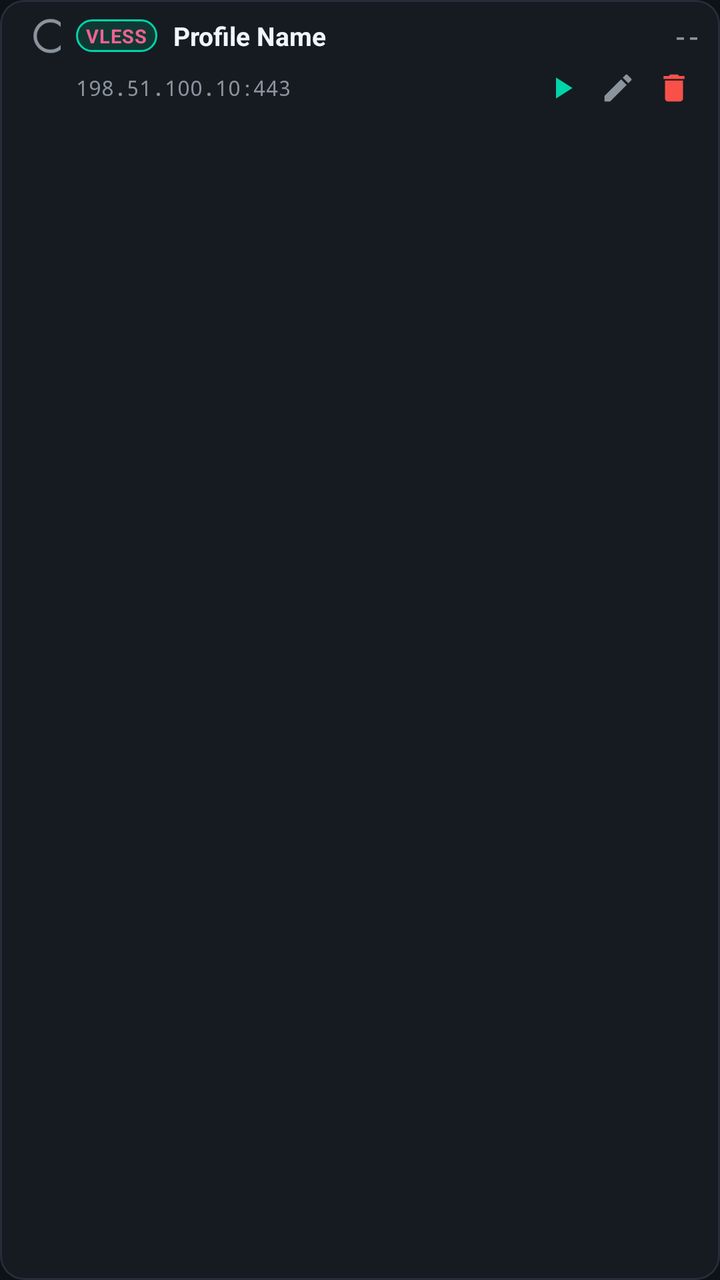
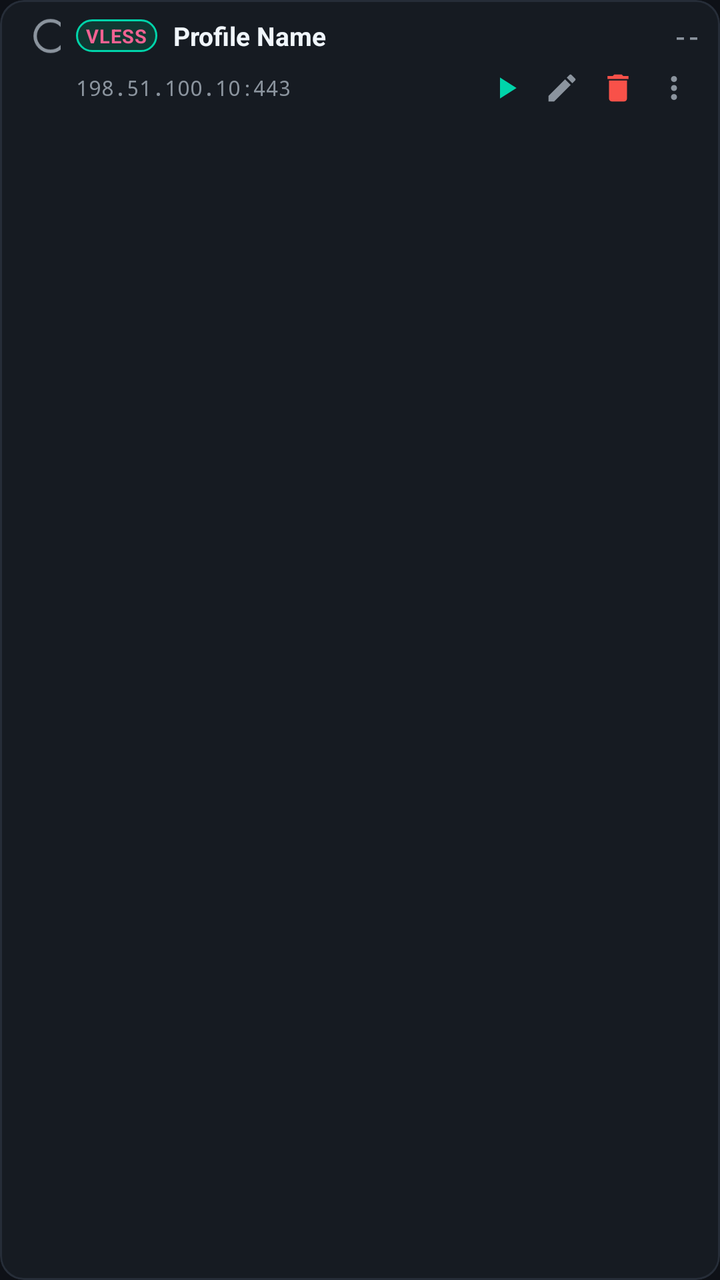

The first picture is an Android layout as it rendered before a commit; the second is the same layout after the commit. The layout source and the unified diff follow.
<!-- AndroidManifest.xml: application theme Theme.AetherVpn -->
<!-- res/layout/item_singbox_profile.xml -->
<?xml version="1.0" encoding="utf-8"?>
<com.google.android.material.card.MaterialCardView xmlns:android="http://schemas.android.com/apk/res/android"
    xmlns:app="http://schemas.android.com/apk/res-auto"
    android:id="@+id/cardProfileItem"
    style="@style/Widget.Aether.Card"
    android:layout_width="match_parent"
    android:layout_height="wrap_content"
    android:layout_marginBottom="5dp"
    android:clickable="true"
    android:focusable="true"
    app:cardCornerRadius="12dp"
    app:strokeWidth="1dp">

    <LinearLayout
        android:layout_width="match_parent"
        android:layout_height="wrap_content"
        android:orientation="vertical"
        android:paddingHorizontal="10dp"
        android:paddingVertical="7dp">

        
        <LinearLayout
            android:layout_width="match_parent"
            android:layout_height="wrap_content"
            android:gravity="center_vertical"
            android:orientation="horizontal">

            <RadioButton
                android:id="@+id/radioActiveProfile"
                android:layout_width="22dp"
                android:layout_height="22dp"
                android:buttonTint="@color/accent_primary"
                android:minWidth="0dp"
                android:minHeight="0dp"
                android:padding="0dp"
                android:scaleX="0.85"
                android:scaleY="0.85" />

            <TextView
                android:id="@+id/tvProtocolBadge"
                android:layout_width="wrap_content"
                android:layout_height="wrap_content"
                android:layout_marginStart="6dp"
                android:background="@drawable/bg_pill_chain"
                android:letterSpacing="0.03"
                android:paddingHorizontal="5dp"
                android:paddingVertical="1.5dp"
                android:text="VLESS"
                android:textColor="@color/singbox_accent_light"
                android:textSize="9.5sp"
                android:textStyle="bold" />

            <TextView
                android:id="@+id/tvProfileName"
                android:layout_width="0dp"
                android:layout_height="wrap_content"
                android:layout_marginStart="8dp"
                android:layout_marginEnd="8dp"
                android:layout_weight="1"
                android:ellipsize="end"
                android:maxLines="1"
                android:text="Profile Name"
                android:textColor="@color/text_primary"
                android:textSize="13sp"
                android:textStyle="bold" />

            <TextView
                android:id="@+id/tvProfilePingBadge"
                android:layout_width="wrap_content"
                android:layout_height="wrap_content"
                android:fontFamily="monospace"
                android:maxLines="1"
                android:text="--"
                android:textColor="@color/text_secondary"
                android:textSize="11sp"
                android:textStyle="bold" />

            <ImageView
                android:id="@+id/ivProfileTestError"
                android:layout_width="16dp"
                android:layout_height="16dp"
                android:contentDescription="@string/action_test"
                android:src="@drawable/ic_error_24"
                android:visibility="gone"
                app:tint="@color/error_text" />
        </LinearLayout>

        
        <LinearLayout
            android:layout_width="match_parent"
            android:layout_height="wrap_content"
            android:layout_marginTop="3dp"
            android:gravity="center_vertical"
            android:orientation="horizontal">

            <TextView
                android:id="@+id/tvServerPreview"
                android:layout_width="0dp"
                android:layout_height="wrap_content"
                android:layout_marginStart="28dp"
                android:layout_marginEnd="6dp"
                android:layout_weight="1"
                android:ellipsize="end"
                android:fontFamily="monospace"
                android:maxLines="1"
                android:text="198.51.100.10:443"
                android:textColor="@color/text_secondary"
                android:textSize="10.5sp" />

            <ImageButton
                android:id="@+id/btnTestProfile"
                android:layout_width="26dp"
                android:layout_height="24dp"
                android:background="?attr/selectableItemBackgroundBorderless"
                android:contentDescription="@string/action_test"
                android:padding="3dp"
                android:scaleType="fitCenter"
                android:src="@drawable/ic_play_arrow_24"
                app:tint="@color/accent_primary" />

            <ImageButton
                android:id="@+id/btnEditProfile"
                android:layout_width="26dp"
                android:layout_height="24dp"
                android:layout_marginStart="2dp"
                android:background="?attr/selectableItemBackgroundBorderless"
                android:contentDescription="@string/action_edit_profile"
                android:padding="3dp"
                android:scaleType="fitCenter"
                android:src="@drawable/ic_edit_24"
                app:tint="@color/text_secondary" />

            <ImageButton
                android:id="@+id/btnDeleteProfile"
                android:layout_width="26dp"
                android:layout_height="24dp"
                android:layout_marginStart="2dp"
                android:background="?attr/selectableItemBackgroundBorderless"
                android:contentDescription="@string/action_delete"
                android:padding="3dp"
                android:scaleType="fitCenter"
                android:src="@drawable/ic_delete_24"
                app:tint="@color/error_text" />
        </LinearLayout>
    </LinearLayout>
</com.google.android.material.card.MaterialCardView>
<!-- resources referenced by this layout -->
<resources>
  <color name="accent_primary">#00D4AA</color>
  <color name="error_text">#F85149</color>
  <color name="singbox_accent_light">#F06292</color>
  <color name="text_primary">#F0F6FC</color>
  <color name="text_secondary">#8B949E</color>
  <!-- drawable bg_pill_chain (drawable) -->
  <?xml version="1.0" encoding="utf-8"?>
  <shape xmlns:android="http://schemas.android.com/apk/res/android"
      android:shape="rectangle">
      <solid android:color="@color/accent_primary_container" />
      <corners android:radius="999dp" />
      <stroke
          android:width="1dp"
          android:color="@color/accent_primary" />
  </shape>
  <!-- drawable ic_delete_24 (drawable) -->
  <vector xmlns:android="http://schemas.android.com/apk/res/android"
      android:width="24dp"
      android:height="24dp"
      android:viewportWidth="24"
      android:viewportHeight="24">
      <path
          android:fillColor="#FFFFFF"
          android:pathData="M6,19c0,1.1 0.9,2 2,2h8c1.1,0 2,-0.9 2,-2V7H6v12zM19,4h-3.5l-1,-1h-5l-1,1H5v2h14V4z" />
  </vector>
  <!-- drawable ic_edit_24 (drawable) -->
  <vector xmlns:android="http://schemas.android.com/apk/res/android"
      android:width="24dp"
      android:height="24dp"
      android:viewportWidth="24"
      android:viewportHeight="24">
      <path
          android:fillColor="#FFFFFF"
          android:pathData="M3,17.25V21h3.75L17.81,9.94l-3.75,-3.75L3,17.25zM20.71,7.04c0.39,-0.39 0.39,-1.02 0,-1.41l-2.34,-2.34c-0.39,-0.39 -1.02,-0.39 -1.41,0l-1.83,1.83 3.75,3.75 1.83,-1.83z" />
  </vector>
  <!-- drawable ic_error_24 (drawable) -->
  <vector xmlns:android="http://schemas.android.com/apk/res/android"
      android:width="24dp"
      android:height="24dp"
      android:viewportWidth="24"
      android:viewportHeight="24">
      <path
          android:fillColor="#FFFFFF"
          android:pathData="M12,2C6.48,2 2,6.48 2,12s4.48,10 10,10 10,-4.48 10,-10S17.52,2 12,2zM13,17h-2v-2h2v2zM13,13h-2V7h2v6z" />
  </vector>
  <!-- drawable ic_play_arrow_24 (drawable) -->
  <vector xmlns:android="http://schemas.android.com/apk/res/android"
      android:width="24dp"
      android:height="24dp"
      android:viewportWidth="24"
      android:viewportHeight="24">
      <path
          android:fillColor="#FFFFFF"
          android:pathData="M8,5v14l11,-7z" />
  </vector>
  <string name="action_delete">Delete</string>
  <string name="action_edit_profile">Edit Profile</string>
  <string name="action_test">Test</string>
  <style name="Widget.Aether.Card" parent="Widget.Material3.CardView.Outlined">
          <item name="cardBackgroundColor">@color/card_bg</item>
          <item name="strokeColor">@color/card_border</item>
          <item name="strokeWidth">1dp</item>
          <item name="cardCornerRadius">16dp</item>
          <item name="cardElevation">0dp</item>
      </style>
  <color name="accent_primary_container">#103832</color>
  <color name="card_bg">#161B22</color>
  <color name="card_border">#262D38</color>
  <color name="surface_bg">#0E1117</color>
  <color name="accent_secondary">#3B82F6</color>
  <color name="surface_elevated">#1C222B</color>
  <!-- unchanged entries left out for length: 1 -->
</resources>

<!-- the commit's change to res/layout/item_singbox_profile.xml (unified diff, before → after) -->
@@ -141,6 +141,18 @@
                 android:scaleType="fitCenter"
                 android:src="@drawable/ic_delete_24"
                 app:tint="@color/error_text" />
+
+            <ImageButton
+                android:id="@+id/btnMoreProfile"
+                android:layout_width="26dp"
+                android:layout_height="24dp"
+                android:layout_marginStart="2dp"
+                android:background="?attr/selectableItemBackgroundBorderless"
+                android:contentDescription="@string/action_more_options"
+                android:padding="3dp"
+                android:scaleType="fitCenter"
+                android:src="@drawable/ic_more_vert_24"
+                app:tint="@color/text_secondary" />
         </LinearLayout>
     </LinearLayout>
 </com.google.android.material.card.MaterialCardView>
<!-- resource entries referenced after the edit -->
@@ -45,6 +45,16 @@
           android:fillColor="#FFFFFF"
           android:pathData="M12,2C6.48,2 2,6.48 2,12s4.48,10 10,10 10,-4.48 10,-10S17.52,2 12,2zM13,17h-2v-2h2v2zM13,13h-2V7h2v6z" />
   </vector>
+  <!-- drawable ic_more_vert_24 (drawable) -->
+  <vector xmlns:android="http://schemas.android.com/apk/res/android"
+      android:width="24dp"
+      android:height="24dp"
+      android:viewportWidth="24"
+      android:viewportHeight="24">
+      <path
+          android:fillColor="#FFFFFFFF"
+          android:pathData="M12,8c1.1,0 2,-0.9 2,-2s-0.9,-2 -2,-2 -2,0.9 -2,2 0.9,2 2,2zM12,10c-1.1,0 -2,0.9 -2,2s0.9,2 2,2 2,-0.9 2,-2 -0.9,-2 -2,-2zM12,16c-1.1,0 -2,0.9 -2,2s0.9,2 2,2 2,-0.9 2,-2 -0.9,-2 -2,-2z" />
+  </vector>
   <!-- drawable ic_play_arrow_24 (drawable) -->
   <vector xmlns:android="http://schemas.android.com/apk/res/android"
       android:width="24dp"
@@ -57,6 +67,7 @@
   </vector>
   <string name="action_delete">Delete</string>
   <string name="action_edit_profile">Edit Profile</string>
+  <string name="action_more_options">More options</string>
   <string name="action_test">Test</string>
   <style name="Widget.Aether.Card" parent="Widget.Material3.CardView.Outlined">
           <item name="cardBackgroundColor">@color/card_bg</item>
